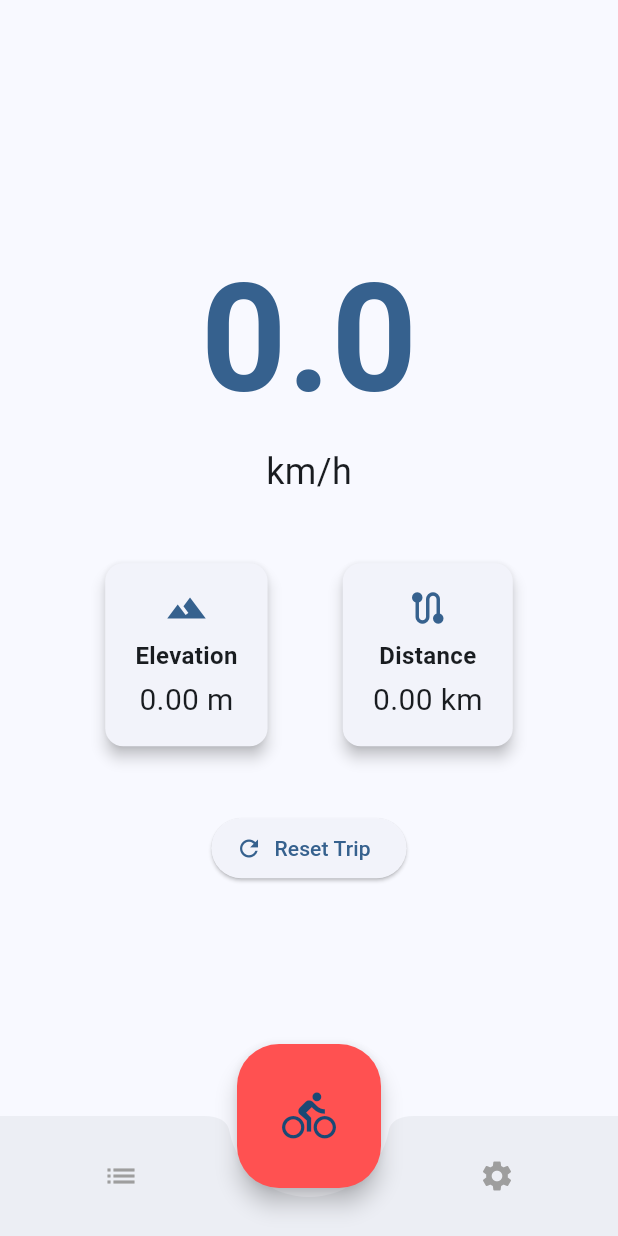
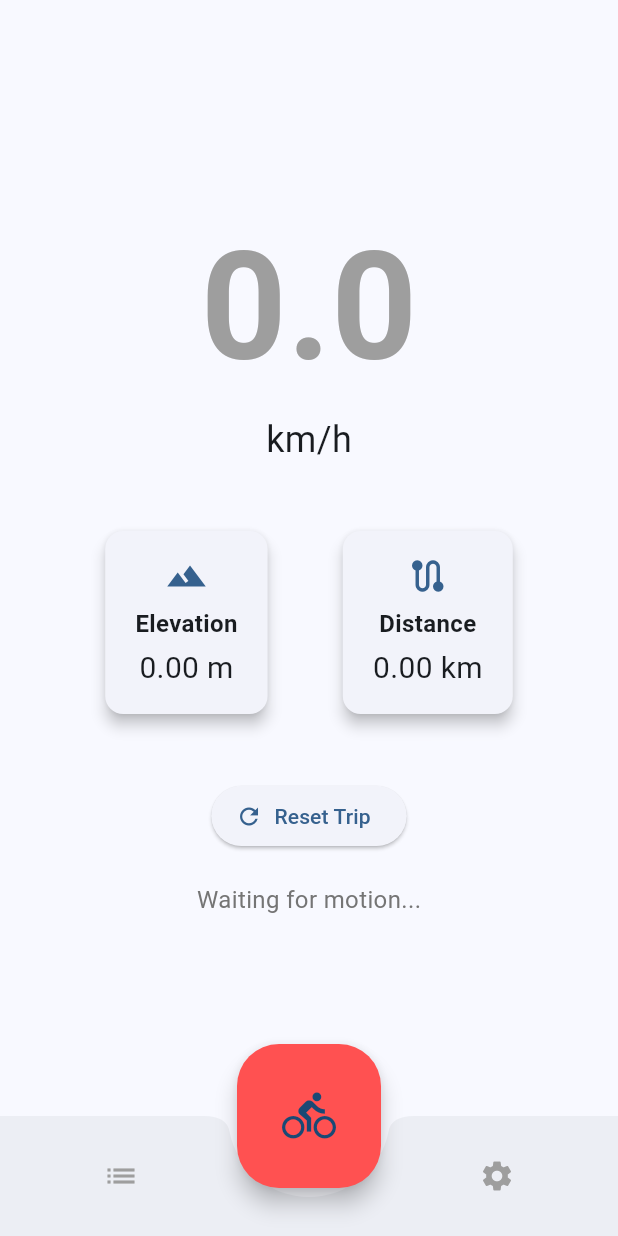
Before and after one commit to rizky-gembira/mycycomp, a Flutter app: the screen it shows after launch, on a phone screen of 412 x 824 dp. Run offline on Flutter 3.47's test engine with Material 3 defaults, Android fonts, the phone set to English and light mode, and no system bars; our stand-ins replace geolocator, sensors_plus, shared_preferences.

Commit message:
New Improvement

```diff
--- a/lib/screens/ride_screen.dart
+++ b/lib/screens/ride_screen.dart
@@ -20,8 +20,9 @@ class _RideScreenState extends State<RideScreen> {
   StreamSubscription<Position>? _positionSub;
   StreamSubscription<AccelerometerEvent>? _accelSub;
 
-  bool _movementDetected = false;
-  double _motionLevel = 0.0; // how much device shakes/moves
+  bool _trackingActive = false; // True = GPS actively reading
+  double _motionLevel = 0.0;
+  Timer? _noMoveTimer;
 
   @override
   void initState() {
@@ -30,27 +31,22 @@ class _RideScreenState extends State<RideScreen> {
     _initGPS();
   }
 
+  // Initialize accelerometer to trigger GPS updates
   void _initSensors() {
     _accelSub = accelerometerEvents.listen((AccelerometerEvent event) {
       final magnitude = sqrt(event.x * event.x + event.y * event.y + event.z * event.z);
       final deviation = (magnitude - 9.8).abs();
-
-      // Low-pass filter to smooth accelerometer noise
       _motionLevel = 0.8 * _motionLevel + 0.2 * deviation;
 
-      // If significant movement, consider user moving
-      if (_motionLevel > 0.25) {
-        _movementDetected = true;
-      } else {
-        // Immediately mark stopped when below motion threshold
-        if (_movementDetected) {
-          _movementDetected = false;
-          setState(() => _speed = 0.0); // Immediately drop to zero
-        }
+      // When spike happens, enable GPS tracking
+      if (_motionLevel > 0.3 && !_trackingActive) {
+        debugPrint("🚴 Movement detected — GPS tracking started");
+        setState(() => _trackingActive = true);
       }
     });
   }
 
+  // Initialize GPS stream
   void _initGPS() async {
     bool serviceEnabled = await Geolocator.isLocationServiceEnabled();
     if (!serviceEnabled) return;
@@ -68,14 +64,23 @@ class _RideScreenState extends State<RideScreen> {
         distanceFilter: 1,
       ),
     ).listen((Position position) {
-      if (!_movementDetected) {
-        setState(() => _speed = 0.0);
-        return;
-      }
+      if (!_trackingActive) return;
 
+      final newSpeed = position.speed * 3.6; // convert to km/h
+
+      // If location hasn't changed for 5s → stop tracking
+      _noMoveTimer?.cancel();
+      _noMoveTimer = Timer(const Duration(seconds: 5), () {
+        if (_trackingActive) {
+          debugPrint("🛑 No movement for 5s — speed reset");
+          setState(() => _speed = 0.0);
+          setState(() => _trackingActive = false);
+        }
+      });
+
+      // Only update if tracking active
       setState(() {
-        final speed = position.speed * 3.6; // m/s → km/h
-        _speed = speed < 0.5 ? 0.0 : speed;
+        _speed = newSpeed < 0.5 ? 0.0 : newSpeed;
         _elevation = position.altitude;
 
         if (_lastPosition != null) {
@@ -91,6 +96,7 @@ class _RideScreenState extends State<RideScreen> {
     });
   }
 
+  // Distance calculation using haversine formula
   double _calculateDistance(double lat1, double lon1, double lat2, double lon2) {
     const p = 0.017453292519943295; // pi / 180
     final a = 0.5 -
@@ -104,11 +110,13 @@ class _RideScreenState extends State<RideScreen> {
   void dispose() {
     _positionSub?.cancel();
     _accelSub?.cancel();
+    _noMoveTimer?.cancel();
     super.dispose();
   }
 
   @override
   Widget build(BuildContext context) {
+    final theme = Theme.of(context);
     return Scaffold(
       body: SafeArea(
         child: Container(
@@ -117,7 +125,7 @@ class _RideScreenState extends State<RideScreen> {
           child: Column(
             mainAxisAlignment: MainAxisAlignment.center,
             children: [
-              // Smooth animated speed
+              // Animated Speed
               TweenAnimationBuilder<double>(
                 tween: Tween<double>(begin: 0, end: _speed),
                 duration: const Duration(milliseconds: 400),
@@ -128,7 +136,9 @@ class _RideScreenState extends State<RideScreen> {
                     style: TextStyle(
                       fontSize: 100,
                       fontWeight: FontWeight.bold,
-                      color: Theme.of(context).colorScheme.primary,
+                      color: value > 0
+                          ? theme.colorScheme.primary
+                          : Colors.grey.shade500,
                     ),
                   );
                 },
@@ -136,7 +146,7 @@ class _RideScreenState extends State<RideScreen> {
               const Text("km/h", style: TextStyle(fontSize: 24)),
               const SizedBox(height: 40),
 
-              // Info cards
+              // Info Cards
               Row(
                 mainAxisAlignment: MainAxisAlignment.spaceEvenly,
                 children: [
@@ -153,10 +163,22 @@ class _RideScreenState extends State<RideScreen> {
                     _elevation = 0;
                     _distance = 0;
                     _lastPosition = null;
+                    _trackingActive = false;
                   });
                 },
                 icon: const Icon(Icons.refresh),
                 label: const Text("Reset Trip"),
+              ),
+              const SizedBox(height: 20),
+
+              Text(
+                _trackingActive ? "Tracking active" : "Waiting for motion...",
+                style: TextStyle(
+                  fontSize: 16,
+                  color: _trackingActive
+                      ? Colors.green.shade600
+                      : Colors.grey.shade600,
+                ),
               ),
             ],
           ),
```
